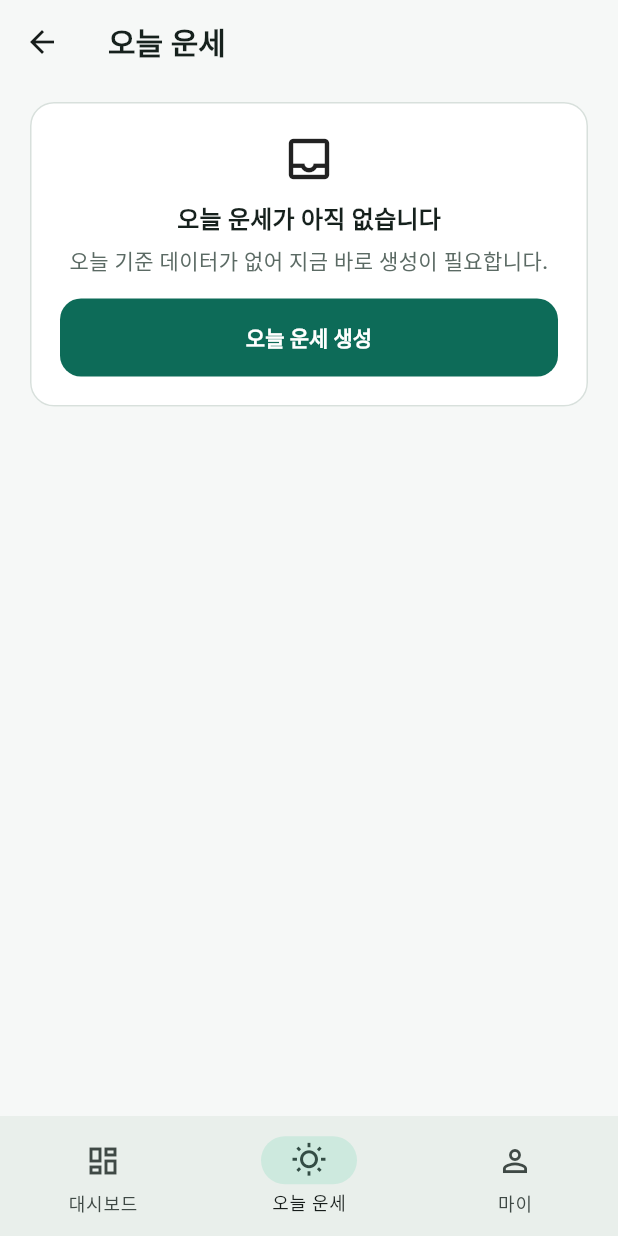
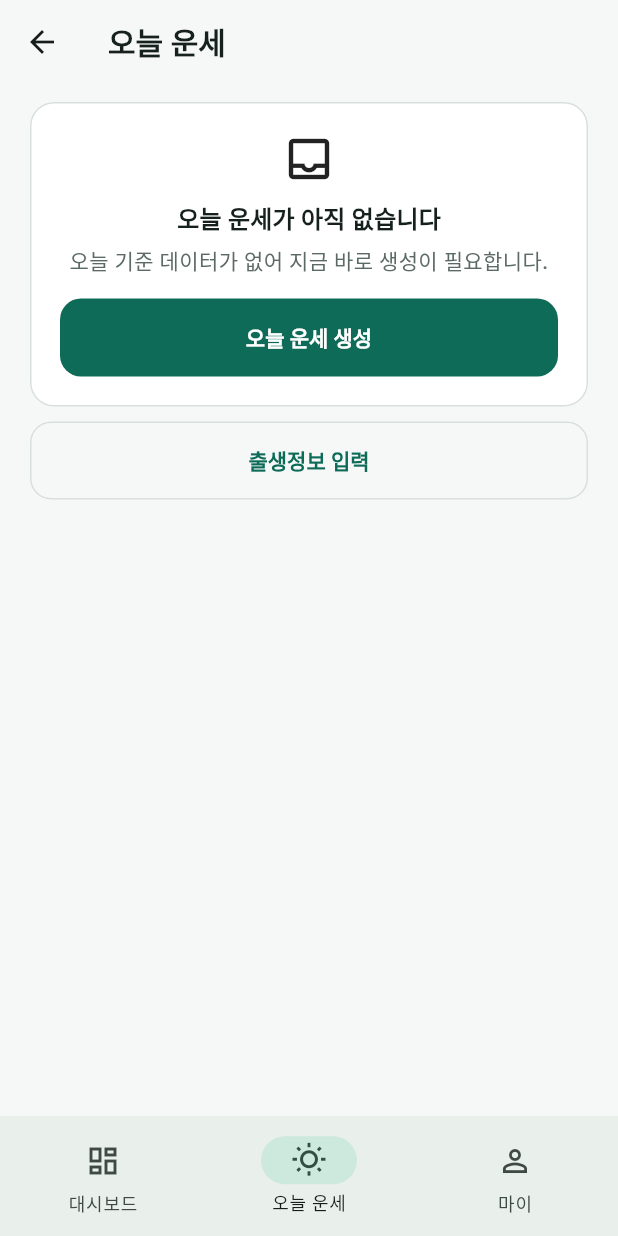
Before and after one commit to hooni-dev-0104/FortuneLog, a Flutter app: the HomePage screen opened by its route, item 2 of the bottom bar chosen, on a phone screen of 412 x 824 dp. Run offline on Flutter 3.47's test engine with Material 3 defaults, Android fonts, the phone set to English and light mode, and no system bars; our stand-ins replace flutter_svg, supabase_flutter; accounts and stored records are empty; Roboto replaces fonts that are missing (Pretendard).

Commit message:
ui(daily): add birth input escape hatch

```diff
--- a/apps/mobile/lib/features/daily/daily_fortune_page.dart
+++ b/apps/mobile/lib/features/daily/daily_fortune_page.dart
@@ -183,6 +183,9 @@ class _DailyFortunePageState extends State<DailyFortunePage> {
           const SizedBox(height: 10),
         ],
         if (_content == null)
+          Column(
+            crossAxisAlignment: CrossAxisAlignment.stretch,
+            children: [
               _missingChart
                   ? EmptyState(
                       title: '사주 차트가 없습니다',
@@ -195,6 +198,15 @@ class _DailyFortunePageState extends State<DailyFortunePage> {
                       description: '오늘 기준 데이터가 없어 지금 바로 생성이 필요합니다.',
                       actionText: '오늘 운세 생성',
                       onAction: _generateToday,
+                    ),
+              const SizedBox(height: 10),
+              // Even when the failure reason isn't the "missing chart" message,
+              // provide an escape hatch to the required input screen.
+              OutlinedButton(
+                onPressed: () => Navigator.pushNamed(context, BirthInputPage.routeName),
+                child: const Text('출생정보 입력'),
+              ),
+            ],
           )
         else ...[
           PageSection(
```
Lines whose indentation alone changed are shown as unchanged.
